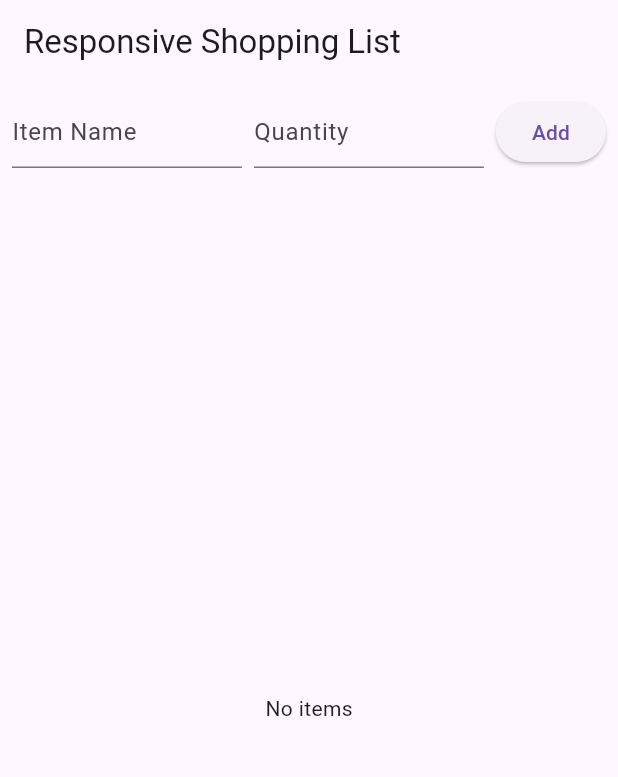
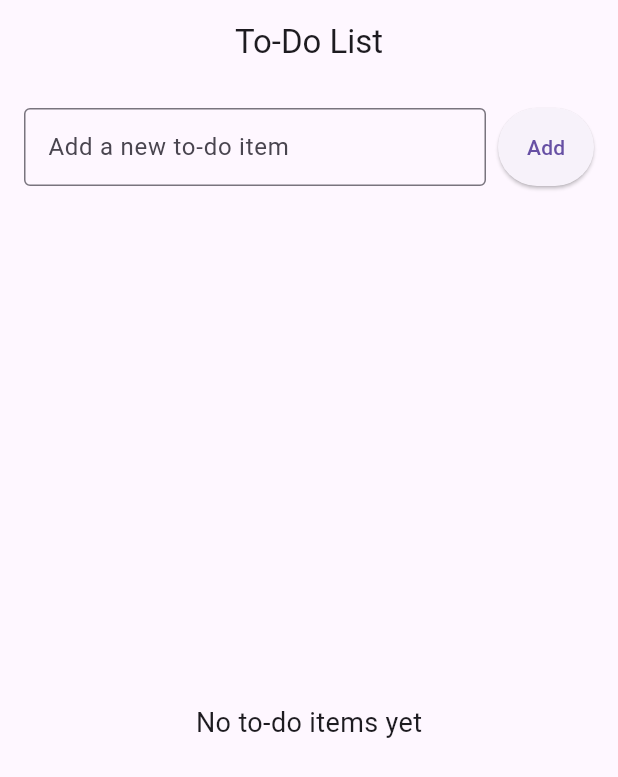
Before and after one commit to r3ssler/my_CST2335_labs, a Flutter app: the screen it shows after launch, after a tap on "Add", on a phone screen of 412 x 824 dp. Shown: the top 777 px of the screen. Run offline on Flutter 3.47's test engine with Material 3 defaults, Android fonts, the phone set to English and light mode, and no system bars; our stand-ins replace floor, sqflite; accounts and stored records are empty.

Commit message:
Lab07 Completed

```diff
--- a/lib/database_helper.dart
+++ /dev/null
@@ -1,64 +0,0 @@
-import 'package:sqflite/sqflite.dart';
-import 'package:path/path.dart';
-import 'shopping_item.dart';
-
-import 'package:flutter/foundation.dart' show kIsWeb;
-import 'package:sqflite_common_ffi_web/sqflite_ffi_web.dart';
-
-class DatabaseHelper {
-  static final DatabaseHelper _instance = DatabaseHelper._internal();
-  static Database? _database;
-
-  factory DatabaseHelper() => _instance;
-
-  DatabaseHelper._internal();
-
-  Future<Database> get database async {
-    if (_database != null) return _database!;
-
-    // For Web: override databaseFactory
-    if (kIsWeb) {
-      databaseFactory = databaseFactoryFfiWeb;
-    }
-
-    _database = await _initDb();
-    return _database!;
-  }
-
-  Future<Database> _initDb() async {
-    final dbPath = await getDatabasesPath();
-    final path = join(dbPath, 'shopping_list.db');
-
-    return await openDatabase(
-      path,
-      version: 1,
-      onCreate: (db, version) async {
-        await db.execute('''
-          CREATE TABLE items(
-            id INTEGER PRIMARY KEY AUTOINCREMENT,
-            name TEXT,
-            quantity TEXT
-          )
-        ''');
-      },
-    );
-  }
-
-  Future<int> insertItem(ShoppingItem item) async {
-    final db = await database;
-    return await db.insert('items', item.toMap());
-  }
-
-  Future<List<ShoppingItem>> getItems() async {
-    final db = await database;
-    final maps = await db.query('items');
-    return List.generate(maps.length, (i) {
-      return ShoppingItem.fromMap(maps[i]);
-    });
-  }
-
-  Future<int> deleteItem(int id) async {
-    final db = await database;
-    return await db.delete('items', where: 'id = ?', whereArgs: [id]);
-  }
-}
--- a/lib/main.dart
+++ b/lib/main.dart
@@ -1,160 +1,171 @@
 import 'package:flutter/material.dart';
-import 'package:flutter/foundation.dart' show kIsWeb;
-import 'package:sqflite/sqflite.dart';
-import 'package:sqflite_common_ffi_web/sqflite_ffi_web.dart';
-
-import 'shopping_item.dart';
-import 'database_helper.dart';
+import 'package:path/path.dart';
+import 'todo_database.dart';
+import 'todo.dart';
+import 'todo_dao.dart';
+import 'package:sqflite/sqflite.dart' as sqflite;
 
 void main() async {
   WidgetsFlutterBinding.ensureInitialized();
-  if (kIsWeb) {
-    databaseFactory = databaseFactoryFfiWeb;
-  }
-  runApp(MyApp());
+
+  // Initialize the database
+  final database = await $FloorTodoDatabase
+      .databaseBuilder('todo_database.db')
+      .build();
+
+  runApp(ToDoApp(database: database));
 }
 
-class MyApp extends StatelessWidget {
+class ToDoApp extends StatelessWidget {
+  final TodoDatabase database;
+  const ToDoApp({super.key, required this.database});
+
   @override
   Widget build(BuildContext context) {
     return MaterialApp(
-      title: 'Responsive Shopping List',
-      home: ResponsiveShoppingList(),
+      title: 'To-Do List',
+      home: ToDoListPage(database: database),
     );
   }
 }
 
-class ResponsiveShoppingList extends StatefulWidget {
+class ToDoListPage extends StatefulWidget {
+  final TodoDatabase database;
+  const ToDoListPage({super.key, required this.database});
+
   @override
-  _ResponsiveShoppingListState createState() => _ResponsiveShoppingListState();
+  State<ToDoListPage> createState() => _ToDoListPageState();
 }
 
-class _ResponsiveShoppingListState extends State<ResponsiveShoppingList> {
-  final dbHelper = DatabaseHelper();
-  List<ShoppingItem> shoppingList = [];
-  ShoppingItem? selectedItem;
-
-  final nameController = TextEditingController();
-  final quantityController = TextEditingController();
+class _ToDoListPageState extends State<ToDoListPage> {
+  final TextEditingController _itemController = TextEditingController();
+  late TodoDao _todoDao;
+  List<Todo> _items = [];
 
   @override
   void initState() {
     super.initState();
+    _todoDao = widget.database.todoDao;
     _loadItems();
   }
 
-  void _loadItems() async {
-    final items = await dbHelper.getItems();
+  Future<void> _loadItems() async {
+    final items = await _todoDao.findAllTodos();
     setState(() {
-      shoppingList = items;
+      _items = items;
     });
   }
 
-  void _deleteItem(ShoppingItem item) async {
-    await dbHelper.deleteItem(item.id!);
-    setState(() {
-      shoppingList.remove(item);
-      selectedItem = null;
-    });
+  Future<void> _addItem() async {
+    if (_itemController.text.isEmpty) return;
+
+    final newItem = Todo(
+      DateTime.now().millisecondsSinceEpoch,
+      _itemController.text,
+    );
+
+    await _todoDao.insertTodo(newItem);
+    _itemController.clear();
+    _loadItems();
   }
 
-  void _selectItem(ShoppingItem item) {
-    setState(() {
-      selectedItem = item;
-    });
+  Future<void> _deleteItem(Todo todo) async {
+    await _todoDao.deleteTodo(todo);
+    _loadItems();
   }
 
-  void _addItem() async {
-    if (nameController.text.isNotEmpty && quantityController.text.isNotEmpty) {
-      final newItem = ShoppingItem(nameController.text, quantityController.text);
-      newItem.id = await dbHelper.insertItem(newItem);
-      setState(() {
-        shoppingList.add(newItem);
-        nameController.clear();
-        quantityController.clear();
-      });
-    }
+  void _showDeleteDialog(BuildContext context, Todo todo) {
+    showDialog(
+      context: context,
+      builder: (BuildContext context) {
+        return AlertDialog(
+          title: const Text('Delete Item'),
+          content: const Text('Are you sure you want to delete this item?'),
+          actions: [
+            TextButton(
+              onPressed: () => Navigator.of(context).pop(),
+              child: const Text('Cancel'),
+            ),
+            TextButton(
+              onPressed: () {
+                _deleteItem(todo);
+                Navigator.of(context).pop();
+              },
+              child: const Text('Delete'),
+            ),
+          ],
+        );
+      },
+    );
   }
 
   @override
   Widget build(BuildContext context) {
-    return LayoutBuilder(builder: (context, constraints) {
-      final isWide = constraints.maxWidth >= 600;
-
     return Scaffold(
-        appBar: AppBar(title: Text("Responsive Shopping List")),
-        body: isWide
-            ? Row(
-          children: [
-            Expanded(child: _buildListView()),
-            VerticalDivider(),
-            Expanded(child: selectedItem != null ? _buildDetailView(isWide) : Center(child: Text("Select an item"))),
-          ],
-        )
-            : (selectedItem == null ? _buildListView() : _buildDetailView(isWide)),
-      );
-    });
-  }
-
-  Widget _buildListView() {
-    return Column(
+      appBar: AppBar(
+        title: const Text('To-Do List'),
+        centerTitle: true,
+      ),
+      body: Column(
         children: [
           Padding(
-          padding: const EdgeInsets.all(8),
+            padding: const EdgeInsets.all(16.0),
             child: Row(
               children: [
                 Expanded(
-                child: TextField(controller: nameController, decoration: InputDecoration(hintText: 'Item Name')),
+                  child: TextField(
+                    controller: _itemController,
+                    decoration: const InputDecoration(
+                      labelText: 'Add a new to-do item',
+                      border: OutlineInputBorder(),
+                      contentPadding: EdgeInsets.symmetric(horizontal: 12, vertical: 14),
                     ),
-              SizedBox(width: 8),
-              Expanded(
-                child: TextField(controller: quantityController, decoration: InputDecoration(hintText: 'Quantity')),
                   ),
-              SizedBox(width: 8),
-              ElevatedButton(onPressed: _addItem, child: Text("Add")),
+                ),
+                const SizedBox(width: 8),
+                ElevatedButton(
+                  onPressed: _addItem,
+                  style: ElevatedButton.styleFrom(
+                    padding: const EdgeInsets.symmetric(horizontal: 16, vertical: 16),
+                  ),
+                  child: const Text('Add'),
+                ),
               ],
             ),
           ),
           Expanded(
-          child: shoppingList.isEmpty
-              ? Center(child: Text("No items"))
+            child: _items.isEmpty
+                ? const Center(
+              child: Text(
+                'No to-do items yet',
+                style: TextStyle(fontSize: 18),
+              ),
+            )
                 : ListView.builder(
-            itemCount: shoppingList.length,
+              itemCount: _items.length,
               itemBuilder: (context, index) {
-              final item = shoppingList[index];
-              return ListTile(
-                title: Text(item.name),
-                subtitle: Text("Quantity: ${item.quantity}"),
-                onTap: () => _selectItem(item),
+                final todo = _items[index];
+                return GestureDetector(
+                  onLongPress: () => _showDeleteDialog(context, todo),
+                  child: Card(
+                    margin: const EdgeInsets.symmetric(
+                      horizontal: 16.0,
+                      vertical: 8.0,
+                    ),
+                    child: Padding(
+                      padding: const EdgeInsets.all(16.0),
+                      child: Text(
+                        todo.description,
+                        style: const TextStyle(fontSize: 16),
+                      ),
+                    ),
+                  ),
                 );
               },
             ),
           ),
         ],
-    );
-  }
-
-  Widget _buildDetailView(bool isWide) {
-    return Column(
-      crossAxisAlignment: CrossAxisAlignment.start,
-      children: [
-        ListTile(title: Text("Item: ${selectedItem?.name}")),
-        ListTile(title: Text("Quantity: ${selectedItem?.quantity}")),
-        ListTile(title: Text("Database ID: ${selectedItem?.id}")),
-        Row(
-          children: [
-            ElevatedButton(
-              onPressed: () => _deleteItem(selectedItem!),
-              child: Text("Delete"),
       ),
-            SizedBox(width: 16),
-            ElevatedButton(
-              onPressed: () => setState(() => selectedItem = null),
-              child: Text("Close"),
-            ),
-          ],
-        ),
-      ],
     );
   }
 }
--- a/lib/shopping_item.dart
+++ /dev/null
@@ -1,22 +0,0 @@
-class ShoppingItem {
-  int? id;
-  String name;
-  String quantity;
-
-  ShoppingItem(this.name, this.quantity, {this.id});
-
-  Map<String, dynamic> toMap() {
-    return {
-      'name': name,
-      'quantity': quantity,
-    };
-  }
-
-  factory ShoppingItem.fromMap(Map<String, dynamic> map) {
-    return ShoppingItem(
-      map['name'],
-      map['quantity'],
-      id: map['id'],
-    );
-  }
-}
--- /dev/null
+++ b/lib/todo.dart
@@ -0,0 +1,11 @@
+import 'package:floor/floor.dart';
+
+@entity
+class Todo {
+  @primaryKey
+  final int id;
+  final String description;
+  final bool isCompleted;
+
+  Todo(this.id, this.description, {this.isCompleted = false});
+}
--- /dev/null
+++ b/lib/todo_dao.dart
@@ -0,0 +1,14 @@
+import 'package:floor/floor.dart';
+import 'todo.dart';
+
+@dao
+abstract class TodoDao {
+  @Query('SELECT * FROM Todo')
+  Future<List<Todo>> findAllTodos();
+
+  @insert
+  Future<void> insertTodo(Todo todo);
+
+  @delete
+  Future<void> deleteTodo(Todo todo);
+}
--- /dev/null
+++ b/lib/todo_database.dart
@@ -0,0 +1,17 @@
+import 'package:floor/floor.dart';
+import 'package:sqflite/sqflite.dart' as sqflite;
+import 'dart:async'; // For StreamController
+
+import 'package:floor/floor.dart';
+import 'package:sqflite/sqflite.dart' as sqflite;
+import 'dart:async'; // For StreamController
+
+import 'todo_dao.dart';
+import 'todo.dart';
+
+part 'tododatabase_builder.dart';
+
+@Database(version: 1, entities: [Todo])
+abstract class TodoDatabase extends FloorDatabase {
+  TodoDao get todoDao;
+}
```
Also changed, not shown: lib/tododatabase_builder.dart (added, +163 -0 lines), pubspec.yaml (+13 -12 lines), pubspec.lock, 5 other files. Lines whose indentation alone changed are shown as unchanged.
